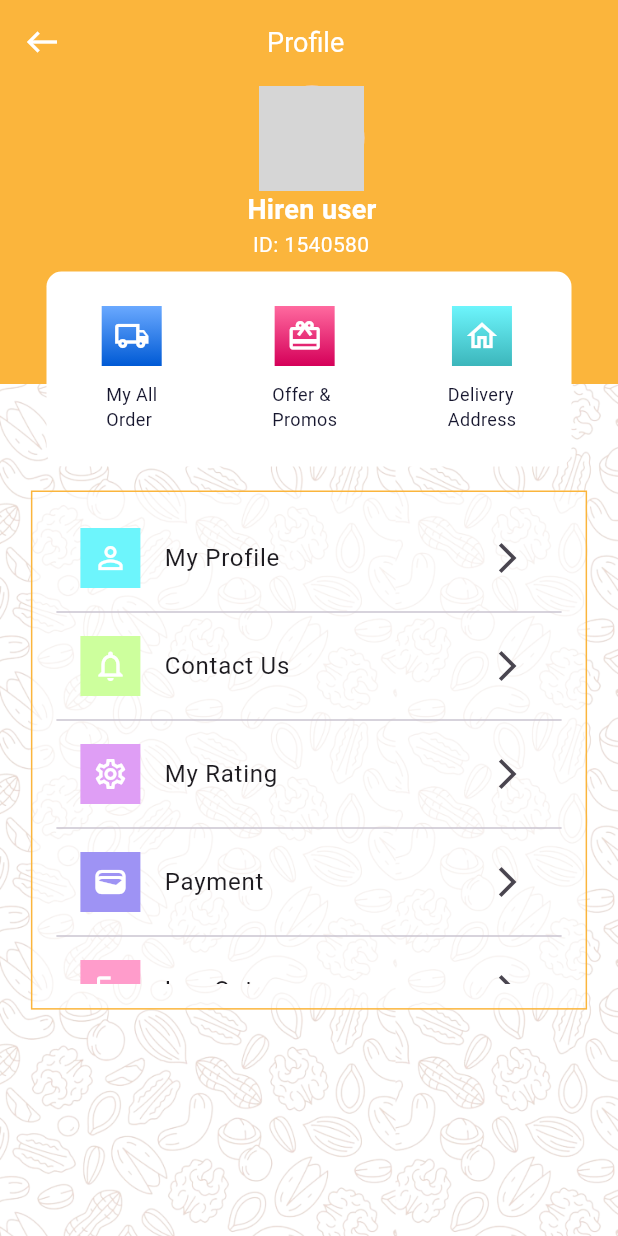
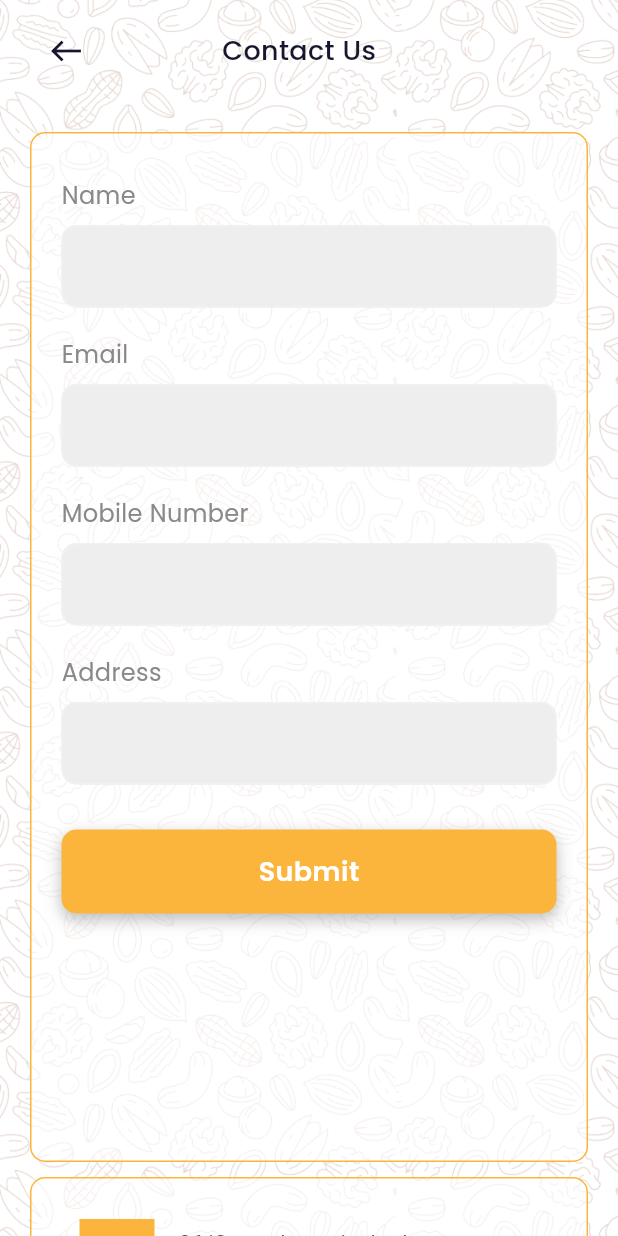
Before and after one commit to ba138/Rajasthan-Dry-Fruits, a Flutter app: the ProfileView screen opened directly, after a tap on "Contact Us", on a phone screen of 412 x 824 dp. Run offline on Flutter 3.47's test engine with Material 3 defaults, Android fonts, the phone set to English and light mode, and no system bars; our stand-ins replace carousel_slider, flutter_rating_bar, google_fonts, percent_indicator; missing offline and left inert: order_tracker; network calls fail; Roboto replaces fonts that are missing (CenturyGothic); grey boxes are pictures that could not be loaded.

Commit message:
contact Us done

```diff
--- a/lib/utils/routes/routes.dart
+++ b/lib/utils/routes/routes.dart
@@ -11,6 +11,7 @@ import 'package:rjfruits/view/checkOut/check_out_view.dart';
 
 import 'package:rjfruits/view/cart/cart_page.dart';
 import 'package:rjfruits/view/checkOut/payment_done_view.dart';
+import 'package:rjfruits/view/contacts/contact_us.dart';
 import 'package:rjfruits/view/dashBoard/dashboard.dart';
 import 'package:rjfruits/view/authView/register_view.dart';
 import 'package:rjfruits/view/discountProdView/discount_prod_view.dart';
@@ -143,6 +144,9 @@ class Routes {
       case RoutesName.totalReview:
         return MaterialPageRoute(
             builder: (BuildContext context) => const TotalRatingScreen());
+      case RoutesName.contactUs:
+        return MaterialPageRoute(
+            builder: (BuildContext context) => const ContactUs());
       default:
         return MaterialPageRoute(builder: (_) {
           return const Scaffold(
--- a/lib/utils/routes/routes_name.dart
+++ b/lib/utils/routes/routes_name.dart
@@ -32,4 +32,5 @@ class RoutesName {
   static const String viewProfile = 'view_profile';
   static const String editProfile = 'edit_profile';
   static const String totalReview = 'total_review';
+  static const String contactUs = 'contact_us';
 }
--- /dev/null
+++ b/lib/view/contacts/contact_us.dart
@@ -0,0 +1,179 @@
+import 'package:flutter/material.dart';
+import 'package:google_fonts/google_fonts.dart';
+import 'package:rjfruits/res/components/rounded_button.dart';
+import 'package:rjfruits/utils/routes/routes_name.dart';
+import 'package:rjfruits/view/checkOut/widgets/Payment_field.dart';
+import '../../res/components/colors.dart';
+import '../../res/components/vertical_spacing.dart';
+
+class ContactUs extends StatelessWidget {
+  const ContactUs({super.key});
+
+  @override
+  Widget build(BuildContext context) {
+    return Scaffold(
+      body: Container(
+        height: MediaQuery.of(context).size.height,
+        width: MediaQuery.of(context).size.width,
+        decoration: const BoxDecoration(
+          color: AppColor.whiteColor,
+          image: DecorationImage(
+              image: AssetImage("images/bgimg.png"), fit: BoxFit.cover),
+        ),
+        child: Padding(
+          padding: const EdgeInsets.only(left: 20.0, right: 20.0),
+          child: ListView(
+            children: [
+              Column(
+                children: [
+                  const VerticalSpeacing(10.0),
+                  Row(
+                    children: [
+                      IconButton(
+                        onPressed: () {
+                          Navigator.pop(context);
+                        },
+                        icon: const Icon(
+                          Icons.west,
+                          color: AppColor.appBarTxColor,
+                        ),
+                      ),
+                      const SizedBox(width: 80.0),
+                      Text(
+                        'Contact Us',
+                        style: GoogleFonts.getFont(
+                          "Poppins",
+                          textStyle: const TextStyle(
+                            fontSize: 18,
+                            fontWeight: FontWeight.w500,
+                            color: AppColor.appBarTxColor,
+                          ),
+                        ),
+                      ),
+                    ],
+                  ),
+                  const VerticalSpeacing(30.0),
+                  Container(
+                    height: MediaQuery.of(context).size.height / 1.2,
+                    width: double.infinity,
+                    decoration: BoxDecoration(
+                      borderRadius: BorderRadius.circular(10),
+                      border:
+                          Border.all(color: AppColor.primaryColor, width: 1),
+                      color: const Color.fromRGBO(
+                          255, 255, 255, 0.2), // Background color with opacity
+                      boxShadow: [
+                        BoxShadow(
+                          color: Colors.white.withOpacity(0.5), // Shadow color
+                          blurRadius: 2, // Blur radius
+                          spreadRadius: 0, // Spread radius
+                          offset: const Offset(0, 0), // Offset
+                        ),
+                      ],
+                    ),
+                    child: Padding(
+                      padding: const EdgeInsets.all(20.0),
+                      child: ListView(
+                        children: [
+                          Column(
+                            mainAxisAlignment: MainAxisAlignment.start,
+                            crossAxisAlignment: CrossAxisAlignment.start,
+                            children: [
+                              const PaymentField(
+                                maxLines: 2,
+                                text: 'Name',
+                              ),
+                              const PaymentField(
+                                maxLines: 2,
+                                text: 'Email',
+                              ),
+                              const PaymentField(
+                                maxLines: 2,
+                                text: 'Mobile Number',
+                              ),
+                              const PaymentField(
+                                maxLines: 2,
+                                text: 'Address',
+                              ),
+                              const VerticalSpeacing(20.0),
+                              RoundedButton(
+                                  title: 'Submit',
+                                  onpress: () {
+                                    Navigator.pushNamed(
+                                        context, RoutesName.viewProfile);
+                                  }),
+                            ],
+                          ),
+                        ],
+                      ),
+                    ),
+                  ),
+                  const VerticalSpeacing(10.0),
+                  Container(
+                    height: MediaQuery.of(context).size.height / 3,
+                    width: double.infinity,
+                    decoration: BoxDecoration(
+                      borderRadius: BorderRadius.circular(10),
+                      border:
+                          Border.all(color: AppColor.primaryColor, width: 1),
+                      color: const Color.fromRGBO(
+                          255, 255, 255, 0.2), // Background color with opacity
+                      boxShadow: [
+                        BoxShadow(
+                          color: Colors.white.withOpacity(0.5), // Shadow color
+                          blurRadius: 2, // Blur radius
+                          spreadRadius: 0, // Spread radius
+                          offset: const Offset(0, 0), // Offset
+                        ),
+                      ],
+                    ),
+                    child: Padding(
+                      padding: const EdgeInsets.all(16.0),
+                      child: Column(
+                        children: [
+                          ListTile(
+                            leading: Container(
+                              height: 50,
+                              width: 50,
+                              color: AppColor.primaryColor,
+                              child: const Center(
+                                child: Icon(
+                                  Icons.location_on_outlined,
+                                  color: AppColor.whiteColor,
+                                ),
+                              ),
+                            ),
+                            title: const Text(
+                              '26/C new hussainabad',
+                              style: TextStyle(
+                                  fontSize: 14, color: AppColor.cardTxColor),
+                            ),
+                            subtitle: const Text(
+                              'Rajesthani dry fruits ',
+                              style: TextStyle(
+                                  fontSize: 14, color: AppColor.cardTxColor),
+                            ),
+                          ),
+                          const VerticalSpeacing(15.0),
+                          Container(
+                            height: 95,
+                            width: 294,
+                            decoration: const BoxDecoration(
+                                image: DecorationImage(
+                                    image: AssetImage('images/location.png'),
+                                    fit: BoxFit.contain)),
+                          ),
+                        ],
+                      ),
+                    ),
+                  ),
+                  const VerticalSpeacing(30.0),
+                ],
+              ),
+            ],
+          ),
+        ),
+      ),
+    );
+  }
+}
--- a/lib/view/profileView/profile_view.dart
+++ b/lib/view/profileView/profile_view.dart
@@ -211,7 +211,7 @@ class _ProfileViewState extends State<ProfileView> {
                   const Divider(),
                   ProfileWidgets(
                       ontap: () {
-                        // Navigator.pushNamed(context, RoutesName.restscreen);
+                        Navigator.pushNamed(context, RoutesName.contactUs);
                       },
                       tColor: const Color(0xffCDFF9D),
                       bColor: const Color(0xff40C269),
@@ -231,7 +231,7 @@ class _ProfileViewState extends State<ProfileView> {
                   const Divider(),
                   ProfileWidgets(
                       ontap: () {
-                        // Navigator.pushNamed(context, RoutesName.restscreen);
+                        Navigator.pushNamed(context, RoutesName.checkOut);
                       },
                       tColor: const Color(0xff9E93F4),
                       bColor: const Color(0xff7465EC),
```
Also changed, not shown: images/location.png (added).
